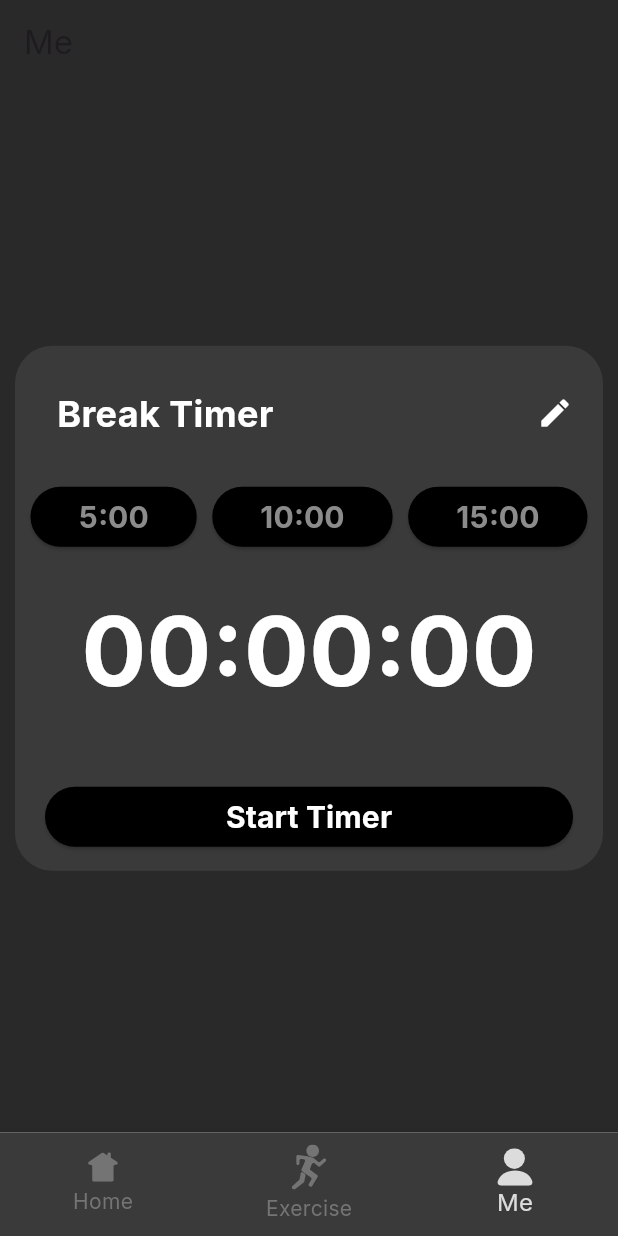
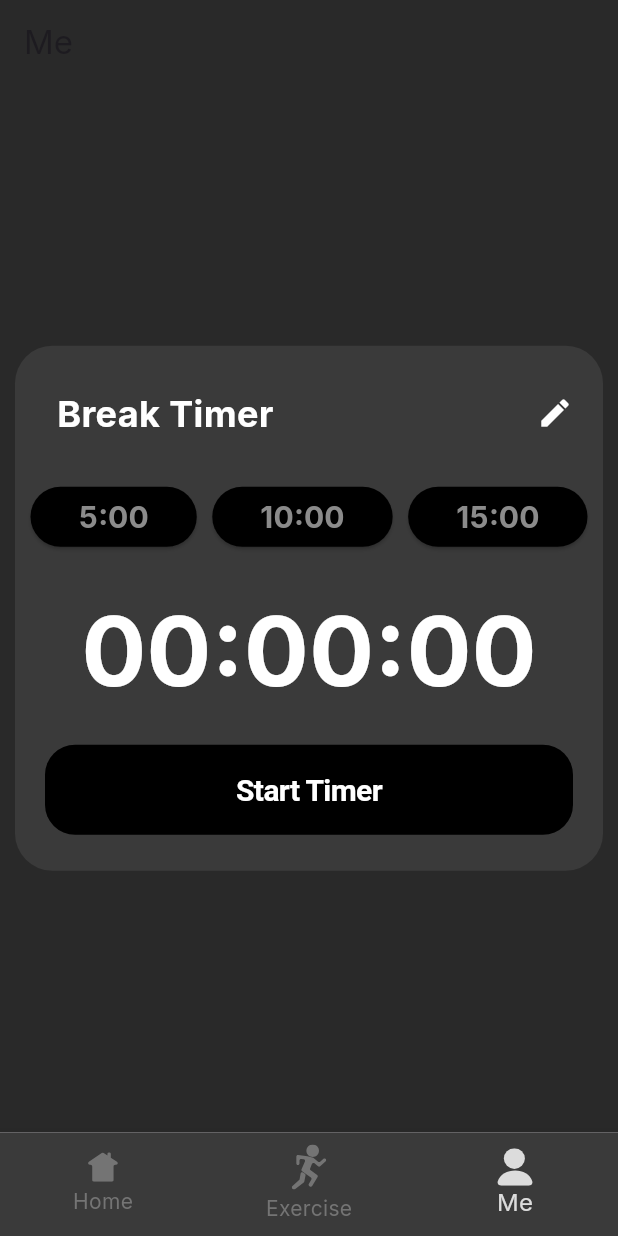
Before and after one commit to AbsolutelyHaakon/FitnessApp-IDATA2503, a Flutter app: the screen it shows after launch, item 3 of the bottom bar chosen, on a phone screen of 412 x 824 dp. Run offline on Flutter 3.47's test engine with Material 3 defaults, Android fonts, the phone set to English and light mode, and no system bars; our stand-ins replace flutter_svg, get.

Commit message:
Fixed button

```diff
--- a/lib/modules/break_timer_module.dart
+++ b/lib/modules/break_timer_module.dart
@@ -188,21 +188,26 @@ class _BreakTimerModuleState extends State<BreakTimerModule> {
                       fontSize: 64,
                     ),
                   )),
-                  const SizedBox(height: 20),
                   Container(
-                    margin: const EdgeInsets.all(20.0),
                     width: double.infinity,
-                    child: ElevatedButton(
-                      onPressed: _startTimer,
-                      style: ElevatedButton.styleFrom(
-                        backgroundColor: Colors.black,
-                      ),
-                      child: const Text(
-                        'Start Timer',
-                        style: TextStyle(
-                          color: CupertinoColors.white,
-                          fontWeight: FontWeight.bold,
-                          fontSize: 20,
+                    child: CupertinoButton(
+                      onPressed: () { _startTimer(); },
+                      child: Container(
+                        width: 400,
+                        height: 60,
+                        decoration: BoxDecoration(
+                          color: Color(0xFF000000),
+                          borderRadius: BorderRadius.circular(20),
+                        ),
+                        alignment: Alignment.center,
+
+                        child: const Text("Start Timer",
+                          textAlign: TextAlign.center,
+                          style: TextStyle(
+                            color: CupertinoColors.white,
+                            fontWeight: FontWeight.bold,
+                            fontSize: 20,
+                          ),
                         ),
                       ),
                     ),
```
Also changed, not shown: pubspec.lock.
